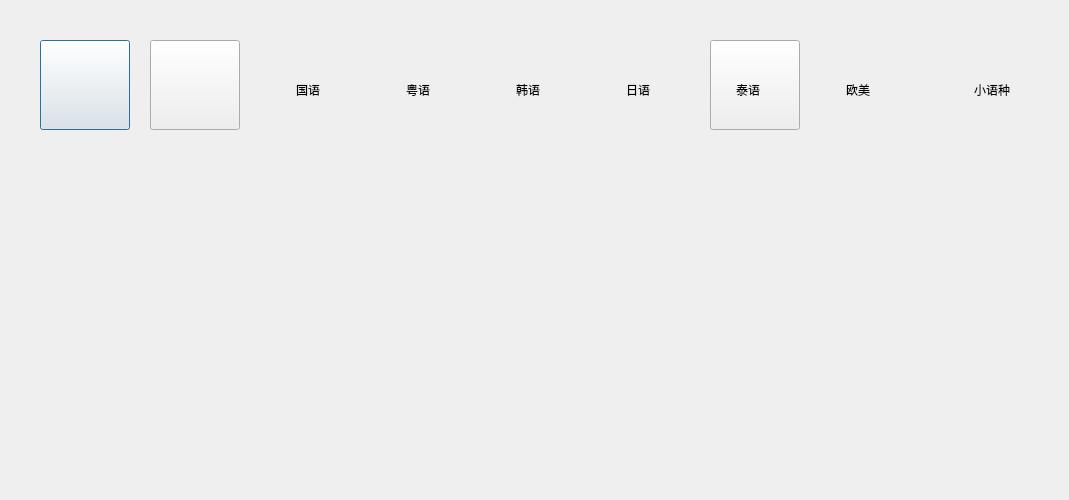
Above: src/XMusic/medialibdlg.ui from 1028417/XMusic before the change. Below: the same form after it.
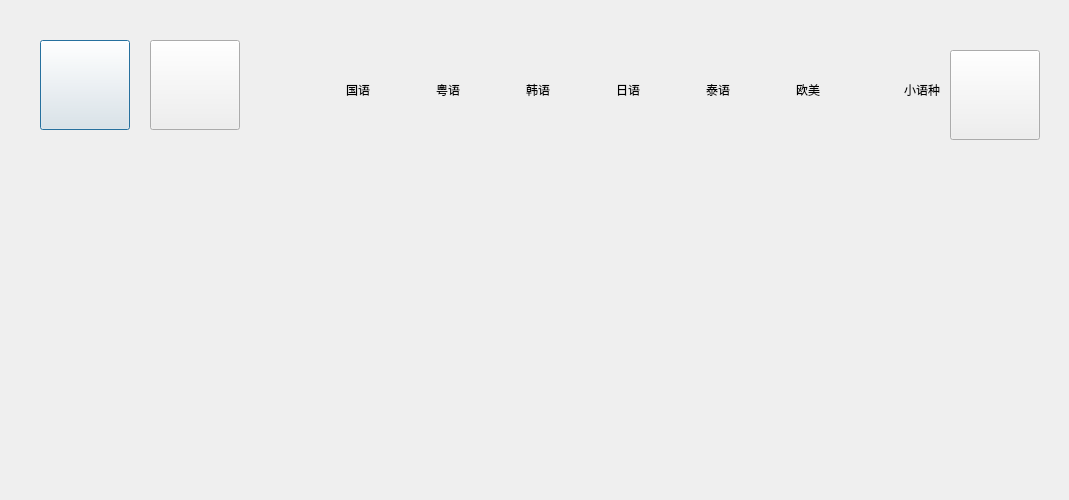
That is the form after the change. Icons and pictures are not drawn. Custom widgets are drawn as their Qt base class.

The edit to the form file:
```diff
--- a/src/XMusic/medialibdlg.ui
+++ b/src/XMusic/medialibdlg.ui
@@ -88,8 +88,8 @@
   <widget class="CButton" name="btnPlay">
    <property name="geometry">
     <rect>
-     <x>710</x>
-     <y>40</y>
+     <x>950</x>
+     <y>50</y>
      <width>90</width>
      <height>90</height>
     </rect>
@@ -116,9 +116,9 @@
   <widget class="QFrame" name="frameFilterLanguage">
    <property name="geometry">
     <rect>
-     <x>220</x>
+     <x>280</x>
      <y>60</y>
-     <width>790</width>
+     <width>660</width>
      <height>60</height>
     </rect>
    </property>
@@ -131,9 +131,9 @@
    <widget class="CLabel" name="labelDemandCN">
     <property name="geometry">
      <rect>
-      <x>-10</x>
+      <x>0</x>
       <y>0</y>
-      <width>110</width>
+      <width>90</width>
       <height>60</height>
      </rect>
     </property>
@@ -150,9 +150,9 @@
    <widget class="CLabel" name="labelDemandHK">
     <property name="geometry">
      <rect>
-      <x>100</x>
+      <x>90</x>
       <y>0</y>
-      <width>110</width>
+      <width>90</width>
       <height>60</height>
      </rect>
     </property>
@@ -169,9 +169,9 @@
    <widget class="CLabel" name="labelDemandKR">
     <property name="geometry">
      <rect>
-      <x>210</x>
+      <x>180</x>
       <y>0</y>
-      <width>110</width>
+      <width>90</width>
       <height>60</height>
      </rect>
     </property>
@@ -188,9 +188,9 @@
    <widget class="CLabel" name="labelDemandJP">
     <property name="geometry">
      <rect>
-      <x>320</x>
+      <x>270</x>
       <y>0</y>
-      <width>110</width>
+      <width>90</width>
       <height>60</height>
      </rect>
     </property>
@@ -207,9 +207,9 @@
    <widget class="CLabel" name="labelDemandTAI">
     <property name="geometry">
      <rect>
-      <x>430</x>
+      <x>360</x>
       <y>0</y>
-      <width>110</width>
+      <width>90</width>
       <height>60</height>
      </rect>
     </property>
@@ -226,9 +226,9 @@
    <widget class="CLabel" name="labelDemandEN">
     <property name="geometry">
      <rect>
-      <x>540</x>
+      <x>450</x>
       <y>0</y>
-      <width>110</width>
+      <width>90</width>
       <height>60</height>
      </rect>
     </property>
@@ -245,9 +245,9 @@
    <widget class="CLabel" name="labelDemandEUR">
     <property name="geometry">
      <rect>
-      <x>650</x>
+      <x>540</x>
       <y>0</y>
-      <width>140</width>
+      <width>120</width>
       <height>60</height>
      </rect>
     </property>
```
Left out of the diff: 1 changed line with no effect on the pictures.
